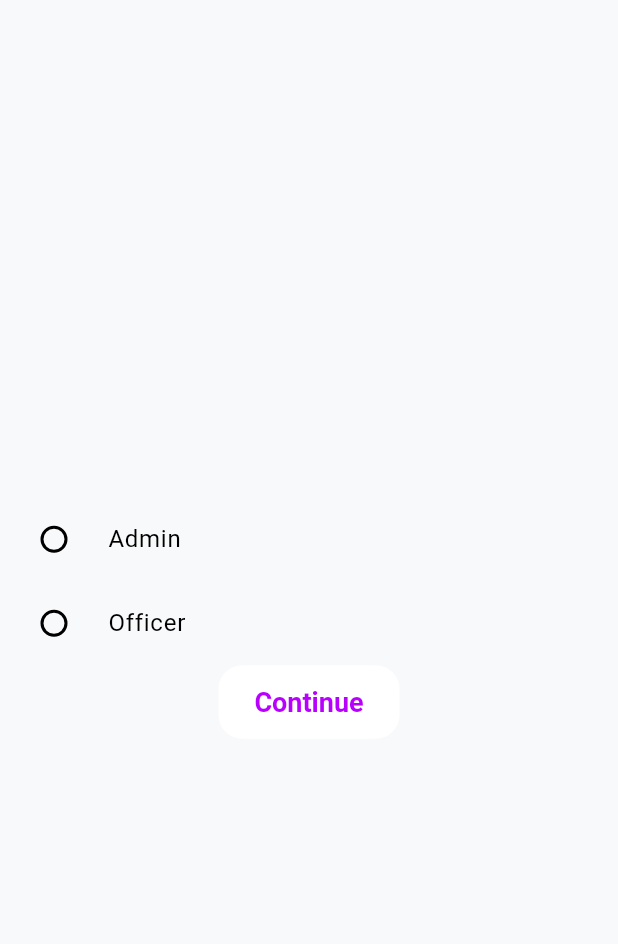
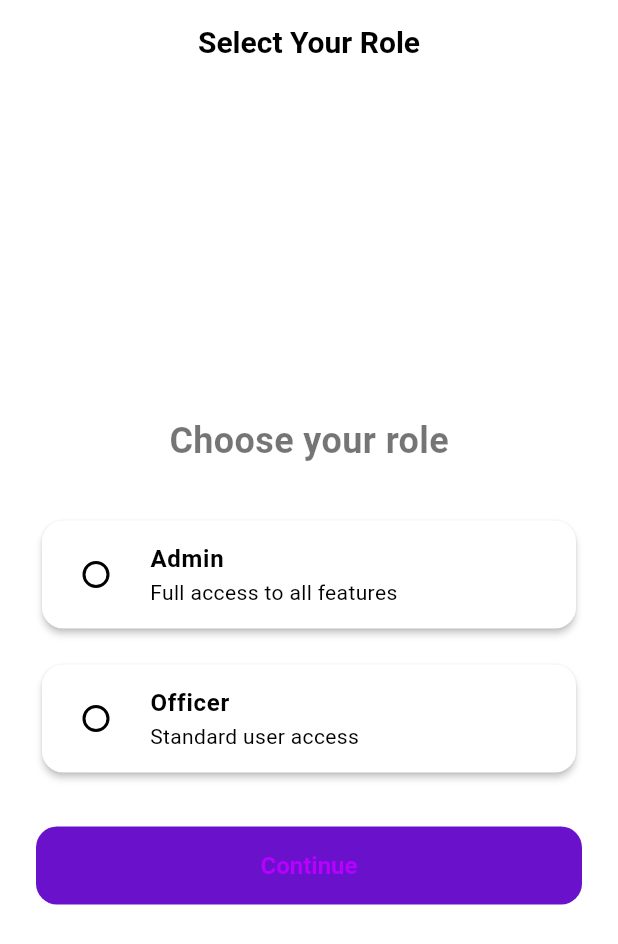
Before and after one commit to ShahamHijab/visionbot, a Flutter app: the VerifyEmailScreen screen opened by its route, after a tap on "I have verified", on a phone screen of 412 x 824 dp. Shown: the top 944 px of the screen. Run offline on Flutter 3.47's test engine with Material 3 defaults, Android fonts, the phone set to English and light mode, and no system bars; our stand-ins replace cloud_firestore, firebase_auth, firebase_core, google_sign_in; accounts and stored records are empty.

Commit message:
resolvign verify issue awwwwwwwwwww

```diff
--- a/mad_project/lib/screens/auth/role_selection_screen.dart
+++ b/mad_project/lib/screens/auth/role_selection_screen.dart
@@ -1,4 +1,3 @@
-// lib/screens/auth/role_selection_screen.dart
 import 'package:flutter/material.dart';
 import '../../routes/app_routes.dart';
 import '../../services/auth_service.dart';
@@ -12,15 +11,18 @@ class RoleSelectionScreen extends StatefulWidget {
 
 class _RoleSelectionScreenState extends State<RoleSelectionScreen> {
   String? _selectedRole;
+  bool _loading = false;
   final AuthService _authService = AuthService();
 
   Future<void> _continue() async {
     if (_selectedRole == null) {
       ScaffoldMessenger.of(
         context,
-      ).showSnackBar(const SnackBar(content: Text('Select a role')));
+      ).showSnackBar(const SnackBar(content: Text('Please select a role')));
       return;
     }
+
+    setState(() => _loading = true);
 
     try {
       await _authService.setRoleForCurrentUser(_selectedRole!);
@@ -31,33 +33,96 @@ class _RoleSelectionScreenState extends State<RoleSelectionScreen> {
         AppRoutes.dashboard,
         (route) => false,
       );
-    } catch (_) {
-      ScaffoldMessenger.of(
-        context,
-      ).showSnackBar(const SnackBar(content: Text('Failed to save role')));
+    } catch (e) {
+      if (!mounted) return;
+      setState(() => _loading = false);
+      ScaffoldMessenger.of(context).showSnackBar(
+        const SnackBar(
+          content: Text('Failed to save role. Please try again'),
+          backgroundColor: Colors.red,
+        ),
+      );
     }
   }
 
   @override
   Widget build(BuildContext context) {
     return Scaffold(
-      body: Column(
+      backgroundColor: Colors.white,
+      appBar: AppBar(
+        title: const Text('Select Your Role'),
+        backgroundColor: Colors.white,
+        elevation: 0,
+        foregroundColor: Colors.black,
+      ),
+      body: Padding(
+        padding: const EdgeInsets.all(24),
+        child: Column(
           mainAxisAlignment: MainAxisAlignment.center,
           children: [
-          RadioListTile(
-            title: const Text('Admin'),
+            const Text(
+              'Choose your role',
+              style: TextStyle(fontSize: 24, fontWeight: FontWeight.bold),
+            ),
+            const SizedBox(height: 32),
+            Card(
+              elevation: 2,
+              shape: RoundedRectangleBorder(
+                borderRadius: BorderRadius.circular(14),
+              ),
+              child: RadioListTile(
+                title: const Text(
+                  'Admin',
+                  style: TextStyle(fontWeight: FontWeight.w600),
+                ),
+                subtitle: const Text('Full access to all features'),
                 value: 'admin',
                 groupValue: _selectedRole,
                 onChanged: (v) => setState(() => _selectedRole = v),
               ),
-          RadioListTile(
-            title: const Text('Officer'),
+            ),
+            const SizedBox(height: 16),
+            Card(
+              elevation: 2,
+              shape: RoundedRectangleBorder(
+                borderRadius: BorderRadius.circular(14),
+              ),
+              child: RadioListTile(
+                title: const Text(
+                  'Officer',
+                  style: TextStyle(fontWeight: FontWeight.w600),
+                ),
+                subtitle: const Text('Standard user access'),
                 value: 'officer',
                 groupValue: _selectedRole,
                 onChanged: (v) => setState(() => _selectedRole = v),
               ),
-          ElevatedButton(onPressed: _continue, child: const Text('Continue')),
+            ),
+            const SizedBox(height: 32),
+            SizedBox(
+              width: double.infinity,
+              height: 52,
+              child: ElevatedButton(
+                onPressed: _loading ? null : _continue,
+                style: ElevatedButton.styleFrom(
+                  backgroundColor: const Color(0xFF6A11CB),
+                  shape: RoundedRectangleBorder(
+                    borderRadius: BorderRadius.circular(14),
+                  ),
+                ),
+                child: _loading
+                    ? const CircularProgressIndicator(color: Colors.white)
+                    : const Text(
+                        'Continue',
+                        style: TextStyle(
+                          fontSize: 16,
+                          fontWeight: FontWeight.w600,
+                        ),
+                      ),
+              ),
+            ),
           ],
+        ),
       ),
     );
   }
--- a/mad_project/lib/screens/auth/verify_email_screen.dart
+++ b/mad_project/lib/screens/auth/verify_email_screen.dart
@@ -18,15 +18,16 @@ class _VerifyEmailScreenState extends State<VerifyEmailScreen> {
     if (_loading) return;
     setState(() => _loading = true);
 
-    final ok = await _authService.refreshAndCheckEmailVerified();
+    try {
+      final verified = await _authService.refreshAndCheckEmailVerified();
 
-    if (!ok) {
+      if (!verified) {
         if (mounted) {
           setState(() => _loading = false);
           ScaffoldMessenger.of(context).showSnackBar(
             const SnackBar(
-            content: Text('Email not verified yet'),
-            backgroundColor: Colors.red,
+              content: Text('Email not verified yet. Please check your inbox'),
+              backgroundColor: Colors.orange,
             ),
           );
         }
@@ -34,14 +35,12 @@ class _VerifyEmailScreenState extends State<VerifyEmailScreen> {
       }
 
       await _authService.finalizeVerifiedUser();
-
       final role = await _authService.getCurrentUserRole();
 
       if (!mounted) return;
-
       setState(() => _loading = false);
 
-    if (role == null) {
+      if (role == null || role.isEmpty) {
         Navigator.pushNamedAndRemoveUntil(
           context,
           AppRoutes.roleSelection,
@@ -55,6 +54,16 @@ class _VerifyEmailScreenState extends State<VerifyEmailScreen> {
         AppRoutes.dashboard,
         (route) => false,
       );
+    } catch (e) {
+      if (!mounted) return;
+      setState(() => _loading = false);
+      ScaffoldMessenger.of(context).showSnackBar(
+        const SnackBar(
+          content: Text('Error checking verification. Please try again'),
+          backgroundColor: Colors.red,
+        ),
+      );
+    }
   }
 
   Future<void> _resend() async {
@@ -62,13 +71,16 @@ class _VerifyEmailScreenState extends State<VerifyEmailScreen> {
       await _authService.resendEmailVerification();
       if (!mounted) return;
       ScaffoldMessenger.of(context).showSnackBar(
-        const SnackBar(content: Text('Verification email sent again')),
+        const SnackBar(
+          content: Text('Verification email sent again. Check your inbox'),
+          backgroundColor: Colors.green,
+        ),
       );
-    } catch (_) {
+    } catch (e) {
       if (!mounted) return;
       ScaffoldMessenger.of(context).showSnackBar(
         const SnackBar(
-          content: Text('Failed to resend email'),
+          content: Text('Failed to resend email. Please try again later'),
           backgroundColor: Colors.red,
         ),
       );
@@ -88,7 +100,6 @@ class _VerifyEmailScreenState extends State<VerifyEmailScreen> {
   @override
   Widget build(BuildContext context) {
     final email = FirebaseAuth.instance.currentUser?.email ?? '';
-
     return Scaffold(
       backgroundColor: Colors.white,
       appBar: AppBar(
@@ -108,15 +119,39 @@ class _VerifyEmailScreenState extends State<VerifyEmailScreen> {
         child: Column(
           children: [
             const SizedBox(height: 10),
+            const Icon(
+              Icons.email_outlined,
+              size: 80,
+              color: Color(0xFF6A11CB),
+            ),
+            const SizedBox(height: 24),
             const Text(
-              'Check your inbox and verify your email.',
+              'Verify Your Email',
+              style: TextStyle(fontSize: 24, fontWeight: FontWeight.bold),
+            ),
+            const SizedBox(height: 16),
+            const Text(
+              'We sent a verification link to:',
               style: TextStyle(fontSize: 16),
               textAlign: TextAlign.center,
             ),
             const SizedBox(height: 8),
             if (email.isNotEmpty)
-              Text(email, style: const TextStyle(color: Colors.black54)),
+              Text(
+                email,
+                style: const TextStyle(
+                  color: Color(0xFF6A11CB),
+                  fontWeight: FontWeight.w600,
+                  fontSize: 16,
+                ),
+              ),
             const SizedBox(height: 24),
+            const Text(
+              'Click the link in the email to verify your account',
+              style: TextStyle(color: Colors.black54),
+              textAlign: TextAlign.center,
+            ),
+            const SizedBox(height: 32),
             SizedBox(
               width: double.infinity,
               height: 52,
--- a/mad_project/lib/services/auth_service.dart
+++ b/mad_project/lib/services/auth_service.dart
@@ -7,11 +7,28 @@ class AuthService {
   final FirebaseAuth _auth = FirebaseAuth.instance;
   final FirebaseFirestore _db = FirebaseFirestore.instance;
 
-  Future<UserCredential> signIn(String email, String password) {
-    return _auth.signInWithEmailAndPassword(
+  // Get current user
+  User? get currentUser => _auth.currentUser;
+
+  // Auth state stream
+  Stream<User?> get authStateChanges => _auth.authStateChanges();
+
+  Future<UserCredential> signIn(String email, String password) async {
+    try {
+      final cred = await _auth.signInWithEmailAndPassword(
         email: email.trim(),
         password: password,
       );
+
+      // Ensure user document exists
+      await _ensureUserDocument(cred.user);
+
+      return cred;
+    } on FirebaseAuthException {
+      rethrow;
+    } catch (e) {
+      throw FirebaseAuthException(code: 'unknown', message: e.toString());
+    }
   }
 
   // EMAIL SIGNUP → SAVE TO pending_users ONLY
@@ -21,6 +38,7 @@ class AuthService {
     required String password,
     required String role,
   }) async {
+    try {
       final cred = await _auth.createUserWithEmailAndPassword(
         email: email.trim(),
         password: password,
@@ -34,49 +52,110 @@ class AuthService {
         );
       }
 
+      // Send email verification
       await user.sendEmailVerification();
 
+      // Save to pending_users collection
       await _db.collection('pending_users').doc(user.uid).set({
         'id': user.uid,
         'name': name.trim(),
         'email': email.trim(),
-      'role': role,
+        'role': role.isEmpty ? '' : role,
         'createdAt': FieldValue.serverTimestamp(),
-    });
+      }, SetOptions(merge: true));
 
       return cred;
+    } on FirebaseAuthException {
+      rethrow;
+    } catch (e) {
+      throw FirebaseAuthException(code: 'unknown', message: e.toString());
+    }
+  }
+
+  // Helper to ensure user document exists
+  Future<void> _ensureUserDocument(User? user) async {
+    if (user == null) return;
+
+    try {
+      final userDoc = await _db.collection('users').doc(user.uid).get();
+      if (userDoc.exists) return;
+
+      // Check pending_users
+      final pendingDoc = await _db
+          .collection('pending_users')
+          .doc(user.uid)
+          .get();
+      if (pendingDoc.exists) return; // Will be moved by finalizeVerifiedUser
+
+      // Create basic user document
+      await _db.collection('users').doc(user.uid).set({
+        'id': user.uid,
+        'name': user.displayName ?? '',
+        'email': user.email ?? '',
+        'role': '',
+        'createdAt': FieldValue.serverTimestamp(),
+      }, SetOptions(merge: true));
+    } catch (e) {
+      print('Error ensuring user document: $e');
+    }
   }
 
   // MOVE VERIFIED USER TO users COLLECTION
   Future<void> finalizeVerifiedUser() async {
+    try {
       final user = _auth.currentUser;
       if (user == null) return;
 
       await user.reload();
-    final verified = _auth.currentUser?.emailVerified ?? false;
+      final refreshedUser = _auth.currentUser;
+      final verified = refreshedUser?.emailVerified ?? false;
+
       if (!verified) return;
+
+      // Check if already in users collection
+      final userDoc = await _db.collection('users').doc(user.uid).get();
+      if (userDoc.exists) return;
 
       final pendingRef = _db.collection('pending_users').doc(user.uid);
       final pendingSnap = await pendingRef.get();
 
-    if (!pendingSnap.exists) return;
+      if (!pendingSnap.exists) {
+        // If no pending doc, create basic user doc
+        await _db.collection('users').doc(user.uid).set({
+          'id': user.uid,
+          'name': user.displayName ?? '',
+          'email': user.email ?? '',
+          'role': '',
+          'verifiedAt': FieldValue.serverTimestamp(),
+        }, SetOptions(merge: true));
+        return;
+      }
 
       final data = pendingSnap.data() ?? {};
 
+      // Move to users collection
       await _db.collection('users').doc(user.uid).set({
         ...data,
         'verifiedAt': FieldValue.serverTimestamp(),
       }, SetOptions(merge: true));
 
+      // Delete from pending_users
       await pendingRef.delete();
+    } catch (e) {
+      print('Error finalizing user: $e');
+      // Don't throw - allow flow to continue
+    }
   }
 
   // GOOGLE SIGN IN
   Future<UserCredential> signInWithGoogle() async {
+    try {
       if (kIsWeb) {
         final provider = GoogleAuthProvider();
         provider.setCustomParameters({'prompt': 'select_account'});
-      return _auth.signInWithPopup(provider);
+        final cred = await _auth.signInWithPopup(provider);
+        await ensureGoogleUserDocBasic();
+        return cred;
       }
 
       final googleUser = await GoogleSignIn().signIn();
@@ -93,23 +172,40 @@ class AuthService {
         idToken: googleAuth.idToken,
       );
 
-    return _auth.signInWithCredential(credential);
+      final cred = await _auth.signInWithCredential(credential);
+      await ensureGoogleUserDocBasic();
+      return cred;
+    } on FirebaseAuthException {
+      rethrow;
+    } catch (e) {
+      throw FirebaseAuthException(code: 'unknown', message: e.toString());
+    }
   }
 
   Future<void> ensureGoogleUserDocBasic() async {
+    try {
       final user = _auth.currentUser;
       if (user == null) return;
+
+      final userDoc = await _db.collection('users').doc(user.uid).get();
+      if (userDoc.exists) return;
 
       await _db.collection('users').doc(user.uid).set({
         'id': user.uid,
         'name': (user.displayName ?? '').trim(),
         'email': (user.email ?? '').trim(),
         'avatarUrl': user.photoURL ?? '',
+        'role': '',
+        'createdAt': FieldValue.serverTimestamp(),
         'verifiedAt': FieldValue.serverTimestamp(),
       }, SetOptions(merge: true));
+    } catch (e) {
+      print('Error ensuring Google user doc: $e');
+    }
   }
 
   Future<String?> getCurrentUserRole() async {
+    try {
       final user = _auth.currentUser;
       if (user == null) return null;
 
@@ -118,9 +214,14 @@ class AuthService {
 
       final role = (snap.data()?['role'] ?? '').toString();
       return role.isEmpty ? null : role;
+    } catch (e) {
+      print('Error getting user role: $e');
+      return null;
+    }
   }
 
   Future<void> setRoleForCurrentUser(String role) async {
+    try {
       final user = _auth.currentUser;
       if (user == null) return;
 
@@ -128,30 +229,64 @@ class AuthService {
         'role': role,
         'updatedAt': FieldValue.serverTimestamp(),
       }, SetOptions(merge: true));
+    } catch (e) {
+      print('Error setting user role: $e');
+      rethrow;
+    }
   }
 
   Future<void> resendEmailVerification() async {
+    try {
       final user = _auth.currentUser;
-    if (user == null) return;
+      if (user == null) {
+        throw FirebaseAuthException(
+          code: 'no-user',
+          message: 'No user logged in',
+        );
+      }
       await user.sendEmailVerification();
+    } catch (e) {
+      rethrow;
+    }
   }
 
   Future<bool> refreshAndCheckEmailVerified() async {
+    try {
       final user = _auth.currentUser;
       if (user == null) return false;
+
       await user.reload();
-    return _auth.currentUser?.emailVerified ?? false;
+      final refreshedUser = _auth.currentUser;
+      return refreshedUser?.emailVerified ?? false;
+    } catch (e) {
+      print('Error checking email verification: $e');
+      return false;
+    }
   }
 
   // FORGOT PASSWORD
-  Future<void> resetPassword(String email) {
-    return _auth.sendPasswordResetEmail(email: email.trim());
+  Future<void> resetPassword(String email) async {
+    try {
+      await _auth.sendPasswordResetEmail(email: email.trim());
+    } on FirebaseAuthException {
+      rethrow;
+    } catch (e) {
+      throw FirebaseAuthException(code: 'unknown', message: e.toString());
+    }
   }
 
   Future<void> signOut() async {
+    try {
       await _auth.signOut();
       if (!kIsWeb) {
+        try {
           await GoogleSignIn().signOut();
+        } catch (e) {
+          print('Google sign out error: $e');
+        }
+      }
+    } catch (e) {
+      print('Sign out error: $e');
     }
   }
 }
```
Also changed, not shown: mad_project/lib/screens/auth/login_screen.dart (+106 -92 lines), mad_project/lib/screens/auth/signup_screen.dart (+96 -43 lines). Lines whose indentation alone changed are shown as unchanged.
